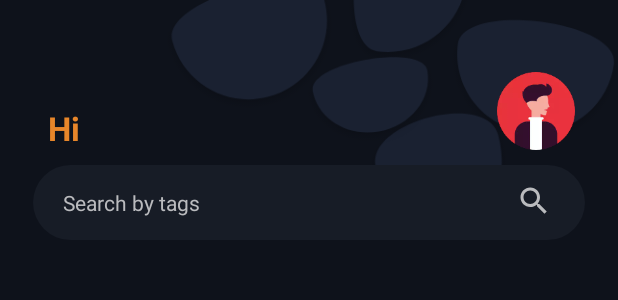
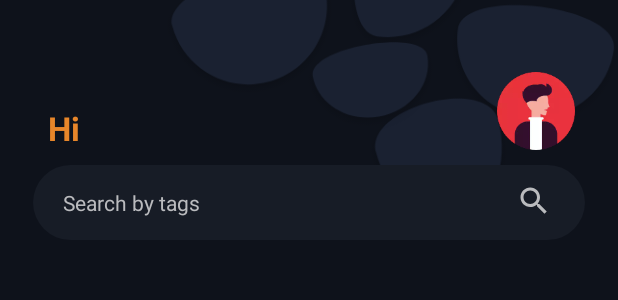
Before and after one commit to Mihir-Kanojia/Notes-Hub, an Android app: the layout fragment_dash_home.xml on its own in the app's theme, with its tools: preview values and no code run, on a phone screen of 412 x 824 dp. Shown: the top 300 px of the screen. Run offline under Robolectric (Android 15) with nearby library versions, the phone set to English and light mode, and no system bars.

Commit message:
Name and profile work done in home fragment

```diff
--- a/app/src/main/res/layout/fragment_dash_home.xml
+++ b/app/src/main/res/layout/fragment_dash_home.xml
@@ -36,18 +36,18 @@
         <ImageView
             android:layout_width="wrap_content"
             android:layout_height="wrap_content"
-            android:layout_marginTop="-3dp"
             android:contentDescription="@string/todo"
             android:src="@drawable/home_dash_illus"
+            app:layout_constraintBottom_toBottomOf="@id/etSearchBox"
             app:layout_constraintEnd_toEndOf="parent"
-            app:layout_constraintStart_toStartOf="parent"
-            app:layout_constraintTop_toTopOf="parent" />
+            app:layout_constraintStart_toStartOf="parent" />
 
         <TextView
             android:layout_width="wrap_content"
             android:layout_height="wrap_content"
             android:layout_marginStart="10dp"
             android:text="@string/hi"
+            android:id="@+id/tvGreetUser"
             android:textColor="@color/mango_tango"
             android:textSize="22sp"
             android:textStyle="bold"
@@ -56,6 +56,7 @@
 
         <ImageView
             android:layout_width="52dp"
+            android:id="@+id/profileImage"
             android:layout_height="52dp"
             android:contentDescription="@string/choose_profile"
             android:src="@drawable/profile_1"
```
Also changed, not shown: app/src/main/java/com/example/noteshub/ui/dashboard/DashHomeFragment.java (+50 -2 lines), app/src/main/res/drawable-hdpi/home_dash_illus.png, app/src/main/res/drawable-ldpi/home_dash_illus.png, app/src/main/res/drawable-mdpi/home_dash_illus.png, app/src/main/res/drawable-xhdpi/home_dash_illus.png, app/src/main/res/drawable-xxhdpi/home_dash_illus.png, app/src/main/res/drawable-xxxhdpi/home_dash_illus.png.
